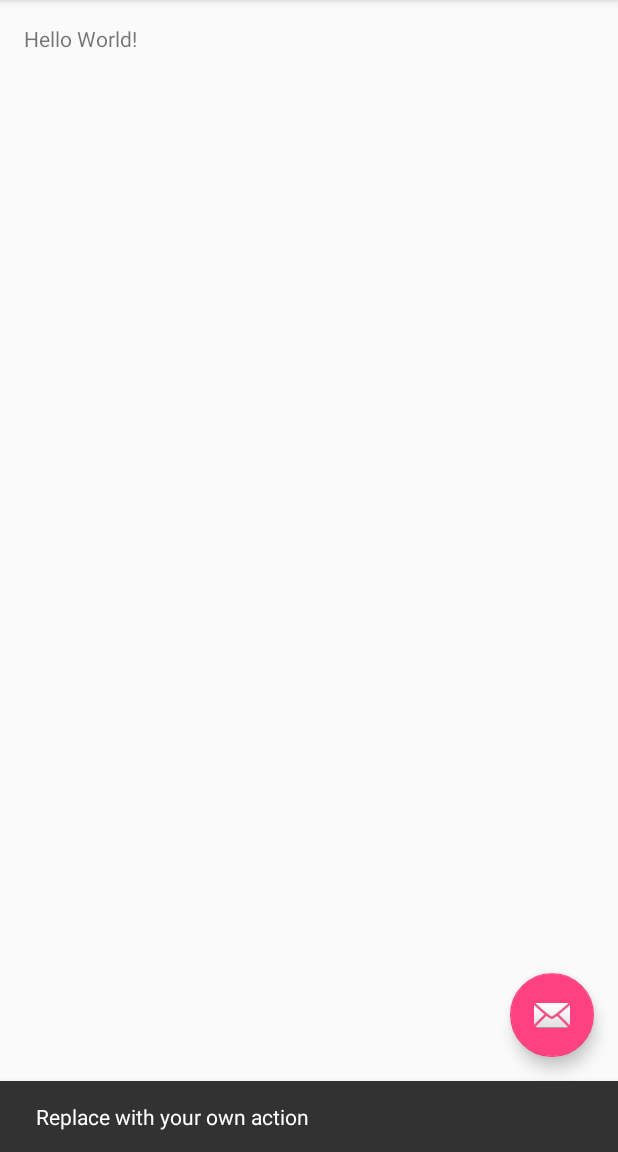
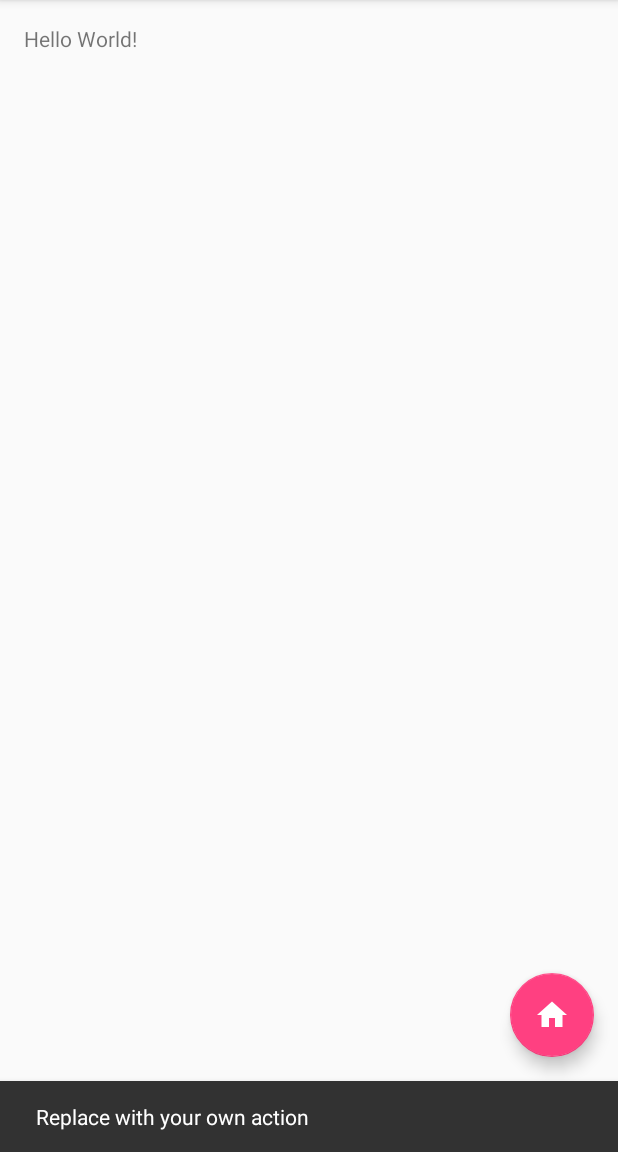
Before and after one commit to dmhartsook/Contenant, an Android app: the screen it shows after launch (MainActivity), after a tap on an icon or button, on a phone screen of 412 x 824 dp, the part 84-1236 px from its top. Run offline under Robolectric (Android 15) with nearby library versions, the phone set to English and light mode, and no system bars.

Commit message:
added house icon. Set fab icon to it

```diff
--- a/app/src/main/res/layout/activity_main.xml
+++ b/app/src/main/res/layout/activity_main.xml
@@ -29,6 +29,6 @@
         android:layout_height="wrap_content"
         android:layout_gravity="bottom|end"
         android:layout_margin="@dimen/fab_margin"
-        android:src="@android:drawable/ic_dialog_email" />
+        android:src="@drawable/ic_home_white_24dp" />
 
 </android.support.design.widget.CoordinatorLayout>
```
Also changed, not shown: app/src/main/res/drawable-hdpi/ic_home_black_24dp.png (added), app/src/main/res/drawable-hdpi/ic_home_white_24dp.png (added), app/src/main/res/drawable-mdpi/ic_home_black_24dp.png (added), app/src/main/res/drawable-mdpi/ic_home_white_24dp.png (added), app/src/main/res/drawable-xhdpi/ic_home_black_24dp.png (added), app/src/main/res/drawable-xhdpi/ic_home_white_24dp.png (added), app/src/main/res/drawable-xxhdpi/ic_home_black_24dp.png (added), app/src/main/res/drawable-xxhdpi/ic_home_white_24dp.png (added), app/src/main/res/drawable-xxxhdpi/ic_home_black_24dp.png (added), app/src/main/res/drawable-xxxhdpi/ic_home_white_24dp.png (added).
